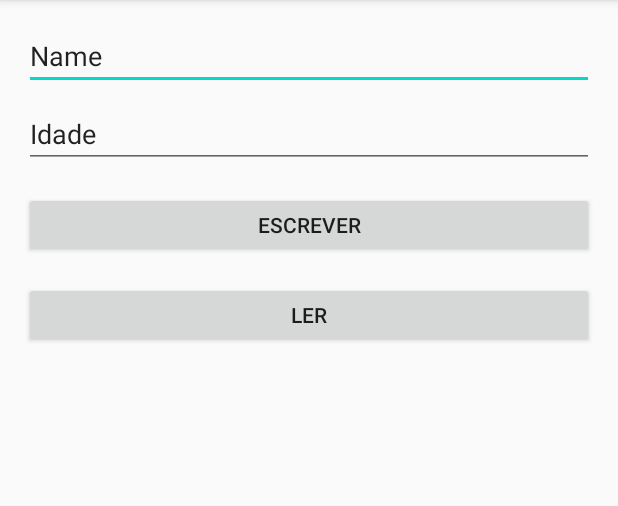
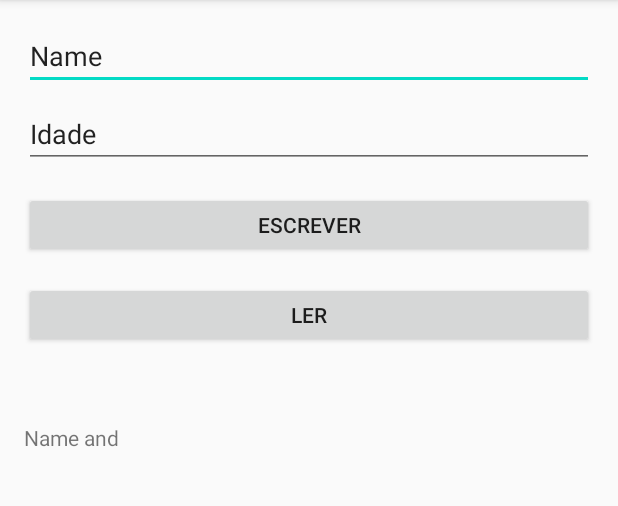
Before and after one commit to vinicemanuel/Android-Studying, an Android app: the screen it shows after launch (MainActivity), after a tap on "LER", on a phone screen of 412 x 824 dp, the part 84-590 px from its top. Run offline under Robolectric (Android 15) with nearby library versions, the phone set to English and light mode, and no system bars.

```diff
--- a/app/src/main/java/com/example/persistence/MainActivity.kt
+++ b/app/src/main/java/com/example/persistence/MainActivity.kt
@@ -1,13 +1,18 @@
 package com.example.persistence
 
+import android.content.Context
 import androidx.appcompat.app.AppCompatActivity
 import android.os.Bundle
+import android.util.Log
+import android.widget.Toast
 import kotlinx.android.synthetic.main.activity_main.*
+import java.io.BufferedReader
+import java.io.InputStreamReader
 
 class MainActivity : AppCompatActivity() {
 
-    val internalFileName = "internalFile"
-    val externalFileName = "externalFile"
+    private val internalFileName = "internalFile.txt"
+    private val externalFileName = "externalFile.txt"
 
     override fun onCreate(savedInstanceState: Bundle?) {
 
@@ -17,6 +22,9 @@ class MainActivity : AppCompatActivity() {
         this.readButton.setOnClickListener {
             val name = this.readInternal()
             val age = this.readExternal()
+
+            val result = "$name and $age"
+            this.resultText.text = result
         }
 
         this.writeButton.setOnClickListener {
@@ -26,15 +34,30 @@ class MainActivity : AppCompatActivity() {
     }
 
     private fun writeInternal(value: String) {
-
+        val path = this.filesDir
+        Log.d("main", path.toString())
+        this.openFileOutput(this.internalFileName, Context.MODE_PRIVATE).use {
+            it.write(value.toByteArray())
+        }
     }
 
     private fun readInternal(): String {
-        return ""
+
+        val fileInputStream = openFileInput(this.internalFileName)
+
+        val inputStreamReader: InputStreamReader = InputStreamReader(fileInputStream)
+        val bufferedReader: BufferedReader = BufferedReader(inputStreamReader)
+        val stringBuilder: StringBuilder = StringBuilder()
+        var text: String? = null
+        while ({ text = bufferedReader.readLine(); text }() != null) {
+            stringBuilder.append(text)
+        }
+
+        return stringBuilder.toString()
     }
 
     private fun writeExternal(value: String) {
-
+        val path = this.getExternalFilesDir(null)
     }
 
     private fun readExternal(): String {
--- a/app/src/main/res/layout/activity_main.xml
+++ b/app/src/main/res/layout/activity_main.xml
@@ -61,7 +61,7 @@
     <TextView
         android:id="@+id/resultText"
         android:layout_width="0dp"
-        android:layout_height="0dp"
+        android:layout_height="44dp"
         android:layout_marginStart="16dp"
         android:layout_marginTop="50dp"
         android:layout_marginEnd="16dp"
--- a/build.gradle
+++ b/build.gradle
@@ -6,7 +6,7 @@ buildscript {
         jcenter()
     }
     dependencies {
-        classpath "com.android.tools.build:gradle:4.0.2"
+        classpath 'com.android.tools.build:gradle:4.1.0'
         classpath "org.jetbrains.kotlin:kotlin-gradle-plugin:$kotlin_version"
 
         // NOTE: Do not place your application dependencies here; they belong
```
Also changed, not shown: gradle/wrapper/gradle-wrapper.properties.
